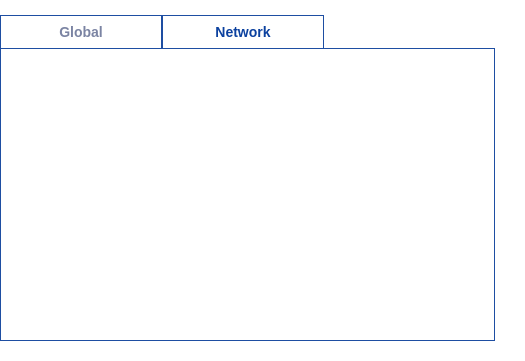
This is parsec/core/gui/forms/settings_widget.ui in Scille/parsec-cloud as Qt 5 draws it before an edit. The edited form follows.
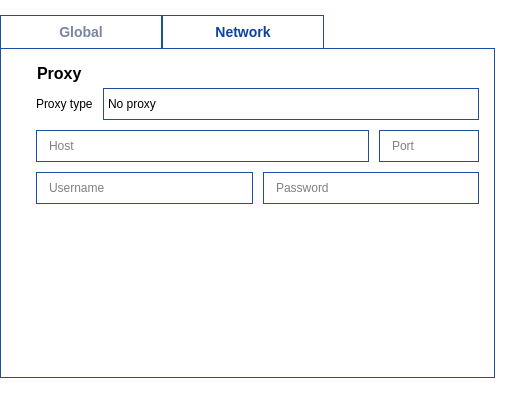
This is the edited form. The open tabs and pages were chosen to show the change. Icons and pictures are not drawn.

Commit message: [GUI] Added option to switch language in settings

What changed in the file:
```diff
--- a/parsec/core/gui/forms/settings_widget.ui
+++ b/parsec/core/gui/forms/settings_widget.ui
@@ -10,7 +10,7 @@
     <x>0</x>
     <y>0</y>
     <width>525</width>
-    <height>361</height>
+    <height>398</height>
    </rect>
   </property>
   <property name="sizePolicy">
@@ -67,6 +67,11 @@
 background-color: rgb(230, 230, 230);
 }
 
+QLineEdit:!enabled
+{
+border: 1px solid rgb(180, 180, 180);
+}
+
 QPushButton
 {
 background-color: rgb(45, 144, 209);
@@ -95,6 +100,26 @@
 QCheckBox::indicator:checked
 {
 image: url(:/icons/images/icons/checked.png)
+}
+
+QComboBox
+{
+border: 1px solid rgb(30, 78, 162);
+background-color: white;
+color: black;
+}
+
+QComboBox::drop-down
+{
+border: 0px;
+}
+
+QComboBox::down-arrow
+{
+image: url(:/icons/images/icons/down-arrow.png);
+width: 16px;
+height: 16px;
+padding-right: 5px;
 }</string>
   </property>
   <layout class="QVBoxLayout" name="verticalLayout">
@@ -307,6 +332,283 @@
       <attribute name="title">
        <string>Network</string>
       </attribute>
+      <layout class="QVBoxLayout" name="verticalLayout_5">
+       <property name="spacing">
+        <number>25</number>
+       </property>
+       <property name="leftMargin">
+        <number>15</number>
+       </property>
+       <property name="topMargin">
+        <number>15</number>
+       </property>
+       <property name="rightMargin">
+        <number>15</number>
+       </property>
+       <property name="bottomMargin">
+        <number>15</number>
+       </property>
+       <item>
+        <widget class="QWidget" name="widget" native="true">
+         <layout class="QVBoxLayout" name="verticalLayout_7">
+          <property name="spacing">
+           <number>5</number>
+          </property>
+          <property name="leftMargin">
+           <number>0</number>
+          </property>
+          <property name="topMargin">
+           <number>0</number>
+          </property>
+          <property name="rightMargin">
+           <number>0</number>
+          </property>
+          <property name="bottomMargin">
+           <number>0</number>
+          </property>
+          <item>
+           <layout class="QHBoxLayout" name="horizontalLayout_4">
+            <item>
+             <widget class="QLabel" name="label_6">
+              <property name="minimumSize">
+               <size>
+                <width>16</width>
+                <height>16</height>
+               </size>
+              </property>
+              <property name="maximumSize">
+               <size>
+                <width>16</width>
+                <height>16</height>
+               </size>
+              </property>
+              <property name="text">
+               <string/>
+              </property>
+              <property name="pixmap">
+               <pixmap resource="../rc/resources.qrc">:/icons/images/icons/right-chevron_black.png</pixmap>
+              </property>
+              <property name="scaledContents">
+               <bool>true</bool>
+              </property>
+             </widget>
+            </item>
+            <item>
+             <widget class="QLabel" name="label_5">
+              <property name="font">
+               <font>
+                <pointsize>12</pointsize>
+                <weight>75</weight>
+                <bold>true</bold>
+               </font>
+              </property>
+              <property name="text">
+               <string>Proxy</string>
+              </property>
+             </widget>
+            </item>
+           </layout>
+          </item>
+          <item>
+           <layout class="QVBoxLayout" name="verticalLayout_6">
+            <property name="spacing">
+             <number>10</number>
+            </property>
+            <property name="leftMargin">
+             <number>20</number>
+            </property>
+            <item>
+             <layout class="QHBoxLayout" name="horizontalLayout_7">
+              <item>
+               <widget class="QLabel" name="label_7">
+                <property name="text">
+                 <string>Proxy type</string>
+                </property>
+               </widget>
+              </item>
+              <item>
+               <widget class="QComboBox" name="combo_proxy_type">
+                <property name="sizePolicy">
+                 <sizepolicy hsizetype="Expanding" vsizetype="Fixed">
+                  <horstretch>0</horstretch>
+                  <verstretch>0</verstretch>
+                 </sizepolicy>
+                </property>
+                <property name="minimumSize">
+                 <size>
+                  <width>0</width>
+                  <height>32</height>
+                 </size>
+                </property>
+                <item>
+                 <property name="text">
+                  <string>No proxy</string>
+                 </property>
+                </item>
+                <item>
+                 <property name="text">
+                  <string>HTTP</string>
+                 </property>
+                </item>
+                <item>
+                 <property name="text">
+                  <string>Socks4</string>
+                 </property>
+                </item>
+                <item>
+                 <property name="text">
+                  <string>Socks5</string>
+                 </property>
+                </item>
+               </widget>
+              </item>
+             </layout>
+            </item>
+            <item>
+             <widget class="QWidget" name="widget_proxy_info" native="true">
+              <property name="enabled">
+               <bool>true</bool>
+              </property>
+              <layout class="QVBoxLayout" name="verticalLayout_10">
+               <property name="spacing">
+                <number>10</number>
+               </property>
+               <property name="leftMargin">
+                <number>0</number>
+               </property>
+               <property name="topMargin">
+                <number>0</number>
+               </property>
+               <property name="rightMargin">
+                <number>0</number>
+               </property>
+               <property name="bottomMargin">
+                <number>0</number>
+               </property>
+               <item>
+                <layout class="QHBoxLayout" name="horizontalLayout_5">
+                 <item>
+                  <widget class="QLineEdit" name="line_edit_proxy_host">
+                   <property name="enabled">
+                    <bool>true</bool>
+                   </property>
+                   <property name="minimumSize">
+                    <size>
+                     <width>0</width>
+                     <height>32</height>
+                    </size>
+                   </property>
+                   <property name="maximumSize">
+                    <size>
+                     <width>16777215</width>
+                     <height>32</height>
+                    </size>
+                   </property>
+                   <property name="text">
+                    <string/>
+                   </property>
+                   <property name="placeholderText">
+                    <string>Host</string>
+                   </property>
+                  </widget>
+                 </item>
+                 <item>
+                  <widget class="QLineEdit" name="line_edit_proxy_port">
+                   <property name="enabled">
+                    <bool>true</bool>
+                   </property>
+                   <property name="minimumSize">
+                    <size>
+                     <width>0</width>
+                     <height>32</height>
+                    </size>
+                   </property>
+                   <property name="maximumSize">
+                    <size>
+                     <width>100</width>
+                     <height>32</height>
+                    </size>
+                   </property>
+                   <property name="placeholderText">
+                    <string>Port</string>
+                   </property>
+                  </widget>
+                 </item>
+                </layout>
+               </item>
+               <item>
+                <layout class="QHBoxLayout" name="horizontalLayout_6">
+                 <item>
+                  <widget class="QLineEdit" name="line_edit_proxy_username">
+                   <property name="enabled">
+                    <bool>true</bool>
+                   </property>
+                   <property name="minimumSize">
+                    <size>
+                     <width>0</width>
+                     <height>32</height>
+                    </size>
+                   </property>
+                   <property name="maximumSize">
+                    <size>
+                     <width>16777215</width>
+                     <height>32</height>
+                    </size>
+                   </property>
+                   <property name="placeholderText">
+                    <string>Username</string>
+                   </property>
+                  </widget>
+                 </item>
+                 <item>
+                  <widget class="QLineEdit" name="line_edit_proxy_password">
+                   <property name="enabled">
+                    <bool>true</bool>
+                   </property>
+                   <property name="minimumSize">
+                    <size>
+                     <width>0</width>
+                     <height>32</height>
+                    </size>
+                   </property>
+                   <property name="maximumSize">
+                    <size>
+                     <width>16777215</width>
+                     <height>32</height>
+                    </size>
+                   </property>
+                   <property name="echoMode">
+                    <enum>QLineEdit::Password</enum>
+                   </property>
+                   <property name="placeholderText">
+                    <string>Password</string>
+                   </property>
+                  </widget>
+                 </item>
+                </layout>
+               </item>
+              </layout>
+             </widget>
+            </item>
+           </layout>
+          </item>
+         </layout>
+        </widget>
+       </item>
+       <item>
+        <spacer name="verticalSpacer_2">
+         <property name="orientation">
+          <enum>Qt::Vertical</enum>
+         </property>
+         <property name="sizeHint" stdset="0">
+          <size>
+           <width>20</width>
+           <height>40</height>
+          </size>
+         </property>
+        </spacer>
+       </item>
+      </layout>
      </widget>
     </widget>
    </item>
```
Left out of the diff: 249 changed lines with no effect on the pictures. Lines whose indentation alone changed are shown as unchanged. The commit also changes 11 other files.
